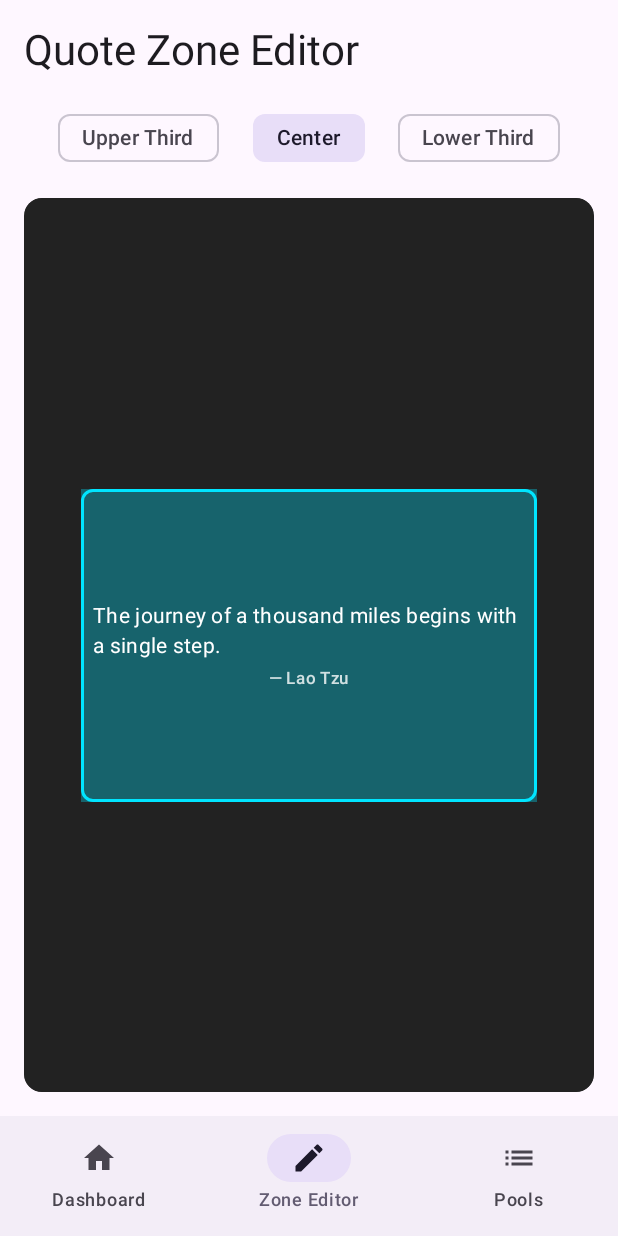
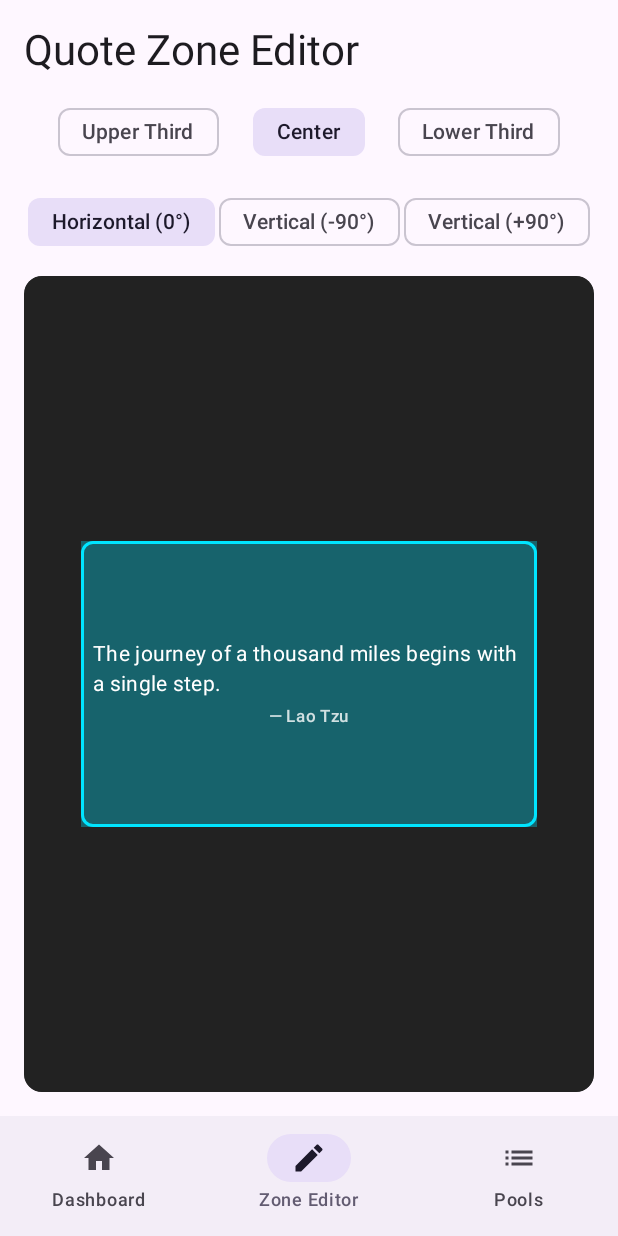
Before and after one commit to AporSz/WallpaperApp, an Android app built with Jetpack Compose: the screen it shows after launch (MainActivity), item 2 of the bottom bar chosen, on a phone screen of 412 x 824 dp. Run offline under Robolectric (Android 15) with nearby library versions, the phone set to English and light mode, and no system bars; our stand-ins replace Room's generated code; libraries missing offline, so code that uses them is left out: androidx.palette.graphics; 1 statement that could not run was skipped.

Commit message:
feat(step-4): integrate app theme selector, text orientation UI controls, and live rotated preview

```diff
--- a/app/src/main/java/com/example/wallpaperapp/MainActivity.kt
+++ b/app/src/main/java/com/example/wallpaperapp/MainActivity.kt
@@ -4,6 +4,7 @@ import android.os.Bundle
 import androidx.activity.ComponentActivity
 import androidx.activity.compose.setContent
 import androidx.activity.viewModels
+import androidx.compose.foundation.isSystemInDarkTheme
 import androidx.compose.foundation.layout.Box
 import androidx.compose.foundation.layout.padding
 import androidx.compose.material.icons.Icons
@@ -18,13 +19,17 @@ import androidx.compose.material3.Scaffold
 import androidx.compose.material3.SnackbarHost
 import androidx.compose.material3.SnackbarHostState
 import androidx.compose.material3.Text
+import androidx.compose.material3.darkColorScheme
+import androidx.compose.material3.lightColorScheme
 import androidx.compose.runtime.Composable
+import androidx.compose.runtime.collectAsState
 import androidx.compose.runtime.getValue
 import androidx.compose.runtime.mutableIntStateOf
 import androidx.compose.runtime.remember
 import androidx.compose.runtime.setValue
 import androidx.compose.ui.Modifier
 import androidx.compose.ui.graphics.vector.ImageVector
+import com.example.wallpaperapp.domain.model.AppThemeMode
 import com.example.wallpaperapp.ui.dashboard.DashboardScreen
 import com.example.wallpaperapp.ui.dashboard.DashboardViewModel
 import com.example.wallpaperapp.ui.pools.PoolsScreen
@@ -70,7 +75,17 @@ class MainActivity : ComponentActivity() {
         }
 
         setContent {
-            MaterialTheme {
+            val themeMode by dashboardViewModel.themeModeState.collectAsState()
+            val systemInDark = isSystemInDarkTheme()
+            val useDarkTheme = when (themeMode) {
+                AppThemeMode.SYSTEM -> systemInDark
+                AppThemeMode.LIGHT -> false
+                AppThemeMode.DARK -> true
+            }
+
+            val colorScheme = if (useDarkTheme) darkColorScheme() else lightColorScheme()
+
+            MaterialTheme(colorScheme = colorScheme) {
                 MainAppScreen(
                     dashboardViewModel = dashboardViewModel,
                     zoneEditorViewModel = zoneEditorViewModel,
--- a/app/src/main/java/com/example/wallpaperapp/ui/dashboard/DashboardScreen.kt
+++ b/app/src/main/java/com/example/wallpaperapp/ui/dashboard/DashboardScreen.kt
@@ -26,6 +26,7 @@ import androidx.compose.runtime.getValue
 import androidx.compose.ui.Alignment
 import androidx.compose.ui.Modifier
 import androidx.compose.ui.unit.dp
+import com.example.wallpaperapp.domain.model.AppThemeMode
 import com.example.wallpaperapp.domain.model.WallpaperTarget
 
 @Composable
@@ -35,6 +36,7 @@ fun DashboardScreen(
 ) {
     val target by viewModel.targetState.collectAsState()
     val schedule by viewModel.scheduleState.collectAsState()
+    val themeMode by viewModel.themeModeState.collectAsState()
 
     LaunchedEffect(Unit) {
         viewModel.message.collect { msg ->
@@ -89,7 +91,42 @@ fun DashboardScreen(
             }
         }
 
-        // 2. Schedule Controls
+        // 2. App Theme Mode
+        Card(
+            modifier = Modifier.fillMaxWidth(),
+            colors = CardDefaults.cardColors(containerColor = MaterialTheme.colorScheme.surfaceVariant)
+        ) {
+            Column(modifier = Modifier.padding(16.dp)) {
+                Text(
+                    text = "App Theme Mode",
+                    style = MaterialTheme.typography.titleMedium
+                )
+                Spacer(modifier = Modifier.height(8.dp))
+
+                Row(
+                    modifier = Modifier.fillMaxWidth(),
+                    horizontalArrangement = Arrangement.spacedBy(8.dp)
+                ) {
+                    FilterChip(
+                        selected = themeMode == AppThemeMode.SYSTEM,
+                        onClick = { viewModel.setAppThemeMode(AppThemeMode.SYSTEM) },
+                        label = { Text("System Default") }
+                    )
+                    FilterChip(
+                        selected = themeMode == AppThemeMode.LIGHT,
+                        onClick = { viewModel.setAppThemeMode(AppThemeMode.LIGHT) },
+                        label = { Text("Light") }
+                    )
+                    FilterChip(
+                        selected = themeMode == AppThemeMode.DARK,
+                        onClick = { viewModel.setAppThemeMode(AppThemeMode.DARK) },
+                        label = { Text("Dark") }
+                    )
+                }
+            }
+        }
+
+        // 3. Schedule Controls
         Card(
             modifier = Modifier.fillMaxWidth(),
             colors = CardDefaults.cardColors(containerColor = MaterialTheme.colorScheme.surfaceVariant)
@@ -146,7 +183,7 @@ fun DashboardScreen(
             }
         }
 
-        // 3. Manual Shuffle & Apply Now
+        // 4. Manual Shuffle & Apply Now
         Button(
             onClick = { viewModel.rotateNow() },
             modifier = Modifier
--- a/app/src/main/java/com/example/wallpaperapp/ui/dashboard/DashboardViewModel.kt
+++ b/app/src/main/java/com/example/wallpaperapp/ui/dashboard/DashboardViewModel.kt
@@ -3,6 +3,7 @@ package com.example.wallpaperapp.ui.dashboard
 import androidx.lifecycle.ViewModel
 import androidx.lifecycle.ViewModelProvider
 import androidx.lifecycle.viewModelScope
+import com.example.wallpaperapp.domain.model.AppThemeMode
 import com.example.wallpaperapp.domain.model.ScheduleConfig
 import com.example.wallpaperapp.domain.model.WallpaperTarget
 import com.example.wallpaperapp.domain.repository.SettingsRepository
@@ -27,6 +28,9 @@ class DashboardViewModel(
 
     val scheduleState: StateFlow<ScheduleConfig> = settingsRepository.observeScheduleConfig()
         .stateIn(viewModelScope, SharingStarted.WhileSubscribed(5000), ScheduleConfig())
+
+    val themeModeState: StateFlow<AppThemeMode> = settingsRepository.observeAppThemeMode()
+        .stateIn(viewModelScope, SharingStarted.WhileSubscribed(5000), AppThemeMode.SYSTEM)
 
     private val _message = MutableSharedFlow<String>()
     val message: SharedFlow<String> = _message.asSharedFlow()
@@ -55,6 +59,12 @@ class DashboardViewModel(
         }
     }
 
+    fun setAppThemeMode(themeMode: AppThemeMode) {
+        viewModelScope.launch {
+            settingsRepository.setAppThemeMode(themeMode)
+        }
+    }
+
     fun rotateNow() {
         viewModelScope.launch {
             val result = rotateWallpaperUseCase()
--- a/app/src/main/java/com/example/wallpaperapp/ui/zone/ZoneEditorScreen.kt
+++ b/app/src/main/java/com/example/wallpaperapp/ui/zone/ZoneEditorScreen.kt
@@ -28,6 +28,7 @@ import androidx.compose.ui.Alignment
 import androidx.compose.ui.Modifier
 import androidx.compose.ui.draw.clip
 import androidx.compose.ui.graphics.Color
+import androidx.compose.ui.graphics.graphicsLayer
 import androidx.compose.ui.input.pointer.pointerInput
 import androidx.compose.ui.layout.ContentScale
 import androidx.compose.ui.platform.LocalDensity
@@ -35,6 +36,7 @@ import androidx.compose.ui.unit.IntOffset
 import androidx.compose.ui.unit.dp
 import coil.compose.AsyncImage
 import com.example.wallpaperapp.domain.model.NormalizedRect
+import com.example.wallpaperapp.domain.model.TextOrientation
 import kotlin.math.roundToInt
 
 @Composable
@@ -42,6 +44,7 @@ fun ZoneEditorScreen(
     viewModel: ZoneEditorViewModel
 ) {
     val rect by viewModel.normalizedRect.collectAsState()
+    val orientation by viewModel.textOrientation.collectAsState()
     val quote by viewModel.sampleQuote.collectAsState()
     val imageUri by viewModel.sampleImageUri.collectAsState()
 
@@ -49,7 +52,7 @@ fun ZoneEditorScreen(
         modifier = Modifier
             .fillMaxSize()
             .padding(16.dp),
-        verticalArrangement = Arrangement.spacedBy(16.dp),
+        verticalArrangement = Arrangement.spacedBy(12.dp),
         horizontalAlignment = Alignment.CenterHorizontally
     ) {
         Text(
@@ -77,6 +80,28 @@ fun ZoneEditorScreen(
                 selected = rect == NormalizedRect.LOWER_THIRD,
                 onClick = { viewModel.applyPreset(NormalizedRect.LOWER_THIRD) },
                 label = { Text("Lower Third") }
+            )
+        }
+
+        // Text Orientation Selector row
+        Row(
+            modifier = Modifier.fillMaxWidth(),
+            horizontalArrangement = Arrangement.SpaceEvenly
+        ) {
+            FilterChip(
+                selected = orientation == TextOrientation.HORIZONTAL,
+                onClick = { viewModel.setTextOrientation(TextOrientation.HORIZONTAL) },
+                label = { Text("Horizontal (0°)") }
+            )
+            FilterChip(
+                selected = orientation == TextOrientation.VERTICAL_UP,
+                onClick = { viewModel.setTextOrientation(TextOrientation.VERTICAL_UP) },
+                label = { Text("Vertical (-90°)") }
+            )
+            FilterChip(
+                selected = orientation == TextOrientation.VERTICAL_DOWN,
+                onClick = { viewModel.setTextOrientation(TextOrientation.VERTICAL_DOWN) },
+                label = { Text("Vertical (+90°)") }
             )
         }
 
@@ -150,8 +175,16 @@ fun ZoneEditorScreen(
                         },
                     contentAlignment = Alignment.Center
                 ) {
+                    val rotationDegrees = when (orientation) {
+                        TextOrientation.HORIZONTAL -> 0f
+                        TextOrientation.VERTICAL_UP -> -90f
+                        TextOrientation.VERTICAL_DOWN -> 90f
+                    }
+
                     Column(
-                        modifier = Modifier.padding(8.dp),
+                        modifier = Modifier
+                            .padding(8.dp)
+                            .graphicsLayer { rotationZ = rotationDegrees },
                         horizontalAlignment = Alignment.CenterHorizontally,
                         verticalArrangement = Arrangement.Center
                     ) {
--- a/app/src/main/java/com/example/wallpaperapp/ui/zone/ZoneEditorViewModel.kt
+++ b/app/src/main/java/com/example/wallpaperapp/ui/zone/ZoneEditorViewModel.kt
@@ -5,6 +5,7 @@ import androidx.lifecycle.ViewModelProvider
 import androidx.lifecycle.viewModelScope
 import com.example.wallpaperapp.domain.model.NormalizedRect
 import com.example.wallpaperapp.domain.model.Quote
+import com.example.wallpaperapp.domain.model.TextOrientation
 import com.example.wallpaperapp.domain.repository.ImageRepository
 import com.example.wallpaperapp.domain.repository.QuoteRepository
 import com.example.wallpaperapp.domain.repository.SettingsRepository
@@ -23,6 +24,9 @@ class ZoneEditorViewModel(
 
     val normalizedRect: StateFlow<NormalizedRect> = settingsRepository.observeNormalizedRect()
         .stateIn(viewModelScope, SharingStarted.WhileSubscribed(5000), NormalizedRect.CENTER)
+
+    val textOrientation: StateFlow<TextOrientation> = settingsRepository.observeTextOrientation()
+        .stateIn(viewModelScope, SharingStarted.WhileSubscribed(5000), TextOrientation.HORIZONTAL)
 
     private val _sampleQuote = MutableStateFlow<Quote?>(null)
     val sampleQuote: StateFlow<Quote?> = _sampleQuote.asStateFlow()
@@ -60,6 +64,12 @@ class ZoneEditorViewModel(
         updateRect(rect)
     }
 
+    fun setTextOrientation(orientation: TextOrientation) {
+        viewModelScope.launch {
+            settingsRepository.setTextOrientation(orientation)
+        }
+    }
+
     class Factory(
         private val settingsRepository: SettingsRepository,
         private val quoteRepository: QuoteRepository,
```
Also changed, not shown: 1 other file.
